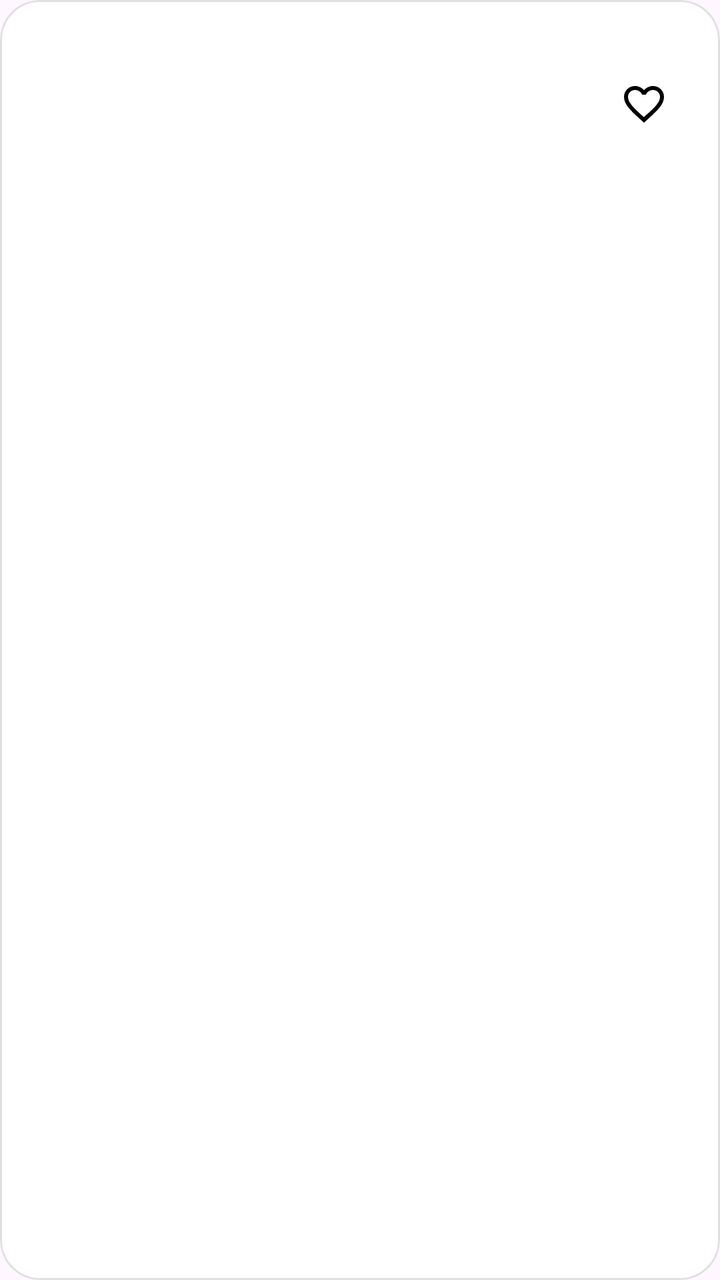
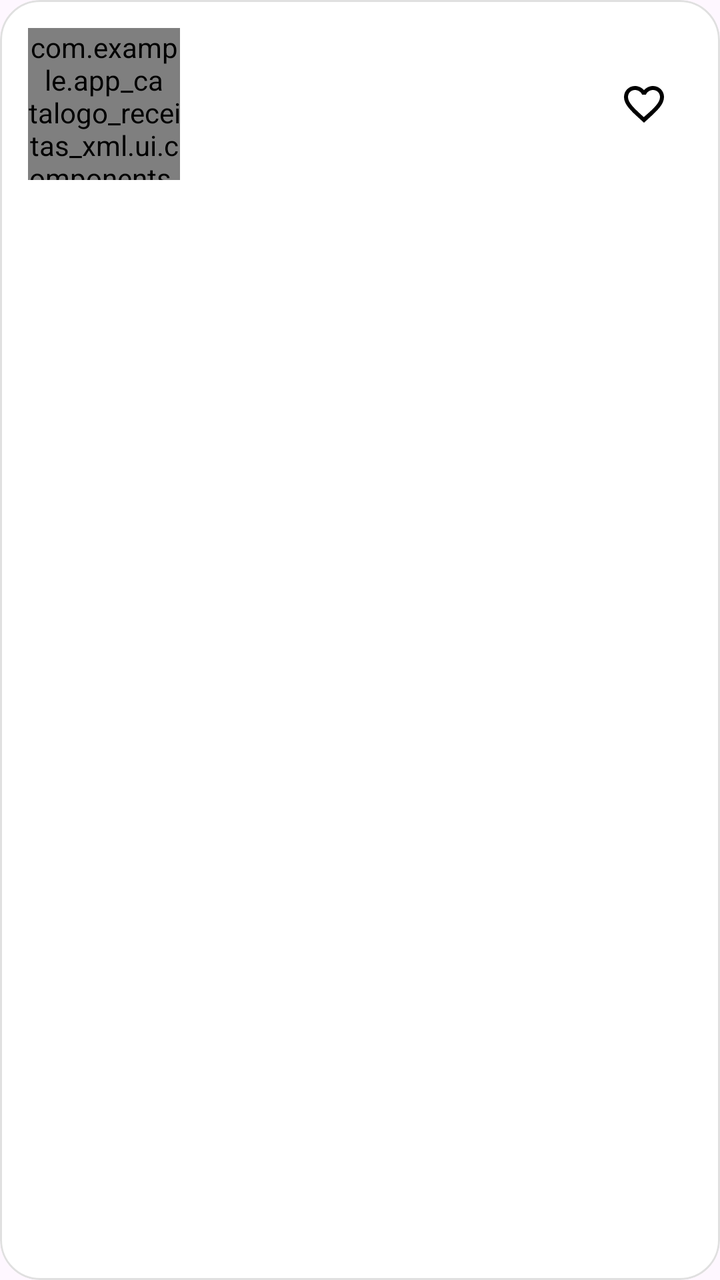

Two renders of the same Android screen: before a commit and after it. Below are the layout's source before the change and the commit's diff.
<!-- AndroidManifest.xml: application theme Theme.App_Catalogo_Receitas_XML -->
<!-- res/layout/component_receita_card.xml -->
<?xml version="1.0" encoding="utf-8"?>
<com.google.android.material.card.MaterialCardView xmlns:android="http://schemas.android.com/apk/res/android"
    xmlns:app="http://schemas.android.com/apk/res-auto"
    android:id="@+id/cartao"
    android:layout_width="match_parent"
    android:layout_height="wrap_content"
    android:layout_marginBottom="14dp"
    android:clickable="true"
    android:focusable="true"
    app:cardBackgroundColor="@color/superficie"
    app:cardCornerRadius="20dp"
    app:cardElevation="0dp"
    app:strokeColor="@color/borda"
    app:strokeWidth="1dp">

    <LinearLayout
        android:layout_width="match_parent"
        android:layout_height="wrap_content"
        android:gravity="center_vertical"
        android:orientation="horizontal"
        android:padding="14dp">

        
        <FrameLayout
            android:id="@+id/miniatura"
            android:layout_width="76dp"
            android:layout_height="76dp"
            android:background="@drawable/bg_miniatura_receita">

            <TextView
                android:id="@+id/emoji"
                android:layout_width="wrap_content"
                android:layout_height="wrap_content"
                android:layout_gravity="center"
                android:includeFontPadding="false"
                android:textSize="34sp" />
        </FrameLayout>

        <LinearLayout
            android:layout_width="0dp"
            android:layout_height="wrap_content"
            android:layout_marginStart="14dp"
            android:layout_weight="1"
            android:orientation="vertical">

            <TextView
                android:id="@+id/titulo"
                style="@style/TextoTituloCard"
                android:layout_width="wrap_content"
                android:layout_height="wrap_content" />

            <TextView
                android:id="@+id/detalhes"
                style="@style/TextoCorpoMedio"
                android:layout_width="wrap_content"
                android:layout_height="wrap_content" />

            <TextView
                android:id="@+id/categoria"
                style="@style/TextoRotulo"
                android:layout_width="wrap_content"
                android:layout_height="wrap_content" />
        </LinearLayout>

        <ImageButton
            android:id="@+id/botaoFavorito"
            android:layout_width="48dp"
            android:layout_height="48dp"
            android:background="?attr/selectableItemBackgroundBorderless"
            android:contentDescription="@string/cd_adicionar_favorito"
            android:padding="12dp"
            android:scaleType="fitCenter"
            android:src="@drawable/ic_favorite_border" />
    </LinearLayout>

</com.google.android.material.card.MaterialCardView>
<!-- resources referenced by this layout -->
<resources>
  <color name="borda">#FFE0E0E0</color>
  <color name="superficie">#FFFFFFFF</color>
  <!-- drawable bg_miniatura_receita (drawable) -->
  <?xml version="1.0" encoding="utf-8"?>
  <shape xmlns:android="http://schemas.android.com/apk/res/android"
      android:shape="rectangle">
      <corners android:radius="16dp" />
      <solid android:color="@android:color/white" />
  </shape>
  <!-- drawable ic_favorite_border (drawable) -->
  <?xml version="1.0" encoding="utf-8"?>
  <vector xmlns:android="http://schemas.android.com/apk/res/android"
      android:width="24dp"
      android:height="24dp"
      android:viewportWidth="24"
      android:viewportHeight="24">
      <path
          android:fillColor="#FF000000"
          android:pathData="M16.5,3c-1.74,0 -3.41,0.81 -4.5,2.09C10.91,3.81 9.24,3 7.5,3 4.42,3 2,5.42 2,8.5c0,3.78 3.4,6.86 8.55,11.54L12,21.35l1.45,-1.32C18.6,15.36 22,12.28 22,8.5 22,5.42 19.58,3 16.5,3zM12.1,18.55l-0.1,0.1 -0.1,-0.1C7.14,14.24 4,11.39 4,8.5 4,6.5 5.5,5 7.5,5c1.54,0 3.04,0.99 3.57,2.36h1.87C13.46,5.99 14.96,5 16.5,5c2,0 3.5,1.5 3.5,3.5 0,2.89 -3.14,5.74 -8.1,10.05z" />
  </vector>
  <string name="cd_adicionar_favorito">Adicionar aos favoritos</string>
  <style name="TextoCorpoMedio" parent="">
          <item name="android:textSize">14sp</item>
          <item name="android:textColor">@color/texto_secundario</item>
          <item name="android:lineSpacingExtra">4sp</item>
      </style>
  <style name="TextoRotulo" parent="">
          <item name="android:textSize">13sp</item>
          <item name="android:fontFamily">sans-serif-medium</item>
          <item name="android:textColor">@color/verde</item>
          <item name="android:lineSpacingExtra">3sp</item>
      </style>
  <style name="TextoTituloCard" parent="">
          <item name="android:textSize">17sp</item>
          <item name="android:textStyle">bold</item>
          <item name="android:textColor">@color/texto_principal</item>
          <item name="android:lineSpacingExtra">2sp</item>
      </style>
  <style name="Theme.App_Catalogo_Receitas_XML" parent="Base.Theme.App_Catalogo_Receitas_XML" />
  <color name="texto_secundario">#FF757575</color>
  <color name="verde">#FF4CAF50</color>
  <color name="texto_principal">#FF212121</color>
  <style name="Base.Theme.App_Catalogo_Receitas_XML" parent="Theme.Material3.DayNight.NoActionBar">
          
          
      </style>
</resources>

<!-- the commit's change to res/layout/component_receita_card.xml (unified diff, before → after) -->
@@ -21,20 +21,10 @@
         android:padding="14dp">
 
         
-        <FrameLayout
+        <com.example.app_catalogo_receitas_xml.ui.components.MiniaturaReceitaView
             android:id="@+id/miniatura"
             android:layout_width="76dp"
-            android:layout_height="76dp"
-            android:background="@drawable/bg_miniatura_receita">
-
-            <TextView
-                android:id="@+id/emoji"
-                android:layout_width="wrap_content"
-                android:layout_height="wrap_content"
-                android:layout_gravity="center"
-                android:includeFontPadding="false"
-                android:textSize="34sp" />
-        </FrameLayout>
+            android:layout_height="76dp" />
 
         <LinearLayout
             android:layout_width="0dp"
<!-- resource entries referenced after the edit -->
@@ -2,13 +2,6 @@
 <resources>
   <color name="borda">#FFE0E0E0</color>
   <color name="superficie">#FFFFFFFF</color>
-  <!-- drawable bg_miniatura_receita (drawable) -->
-  <?xml version="1.0" encoding="utf-8"?>
-  <shape xmlns:android="http://schemas.android.com/apk/res/android"
-      android:shape="rectangle">
-      <corners android:radius="16dp" />
-      <solid android:color="@android:color/white" />
-  </shape>
   <!-- drawable ic_favorite_border (drawable) -->
   <?xml version="1.0" encoding="utf-8"?>
   <vector xmlns:android="http://schemas.android.com/apk/res/android"
